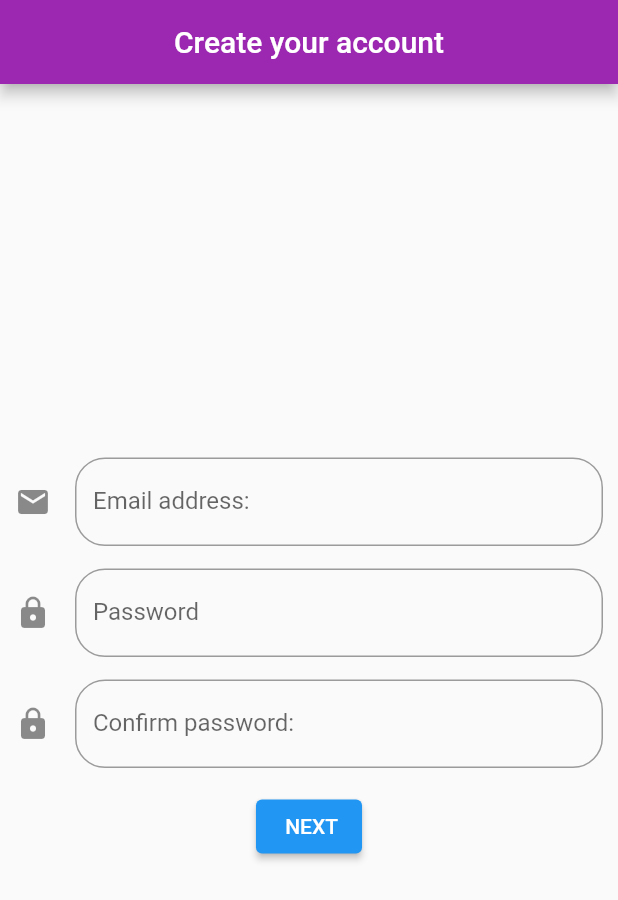
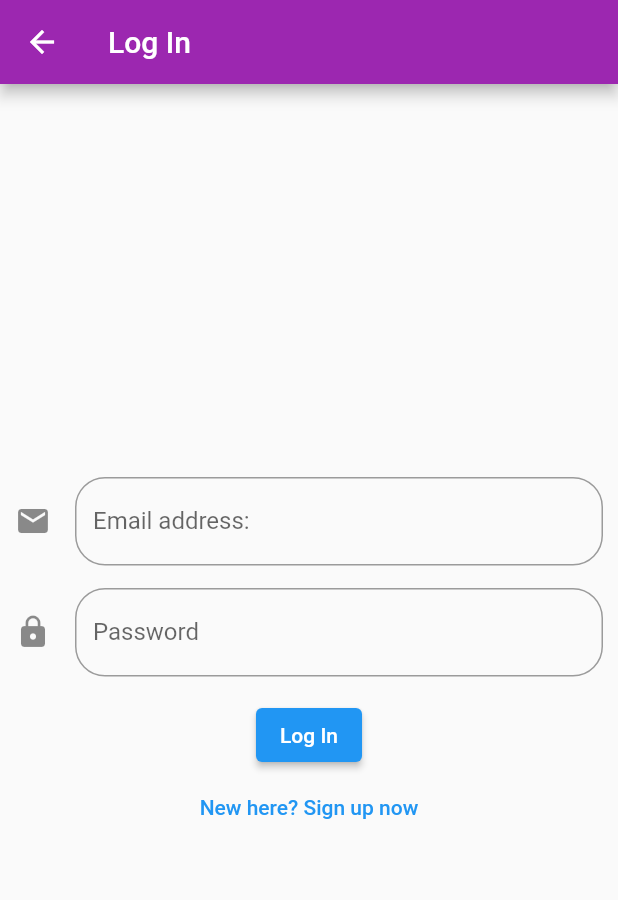
Before and after one commit to darianado/Besties-App, a Flutter app: the screen it shows after launch, on a phone screen of 412 x 824 dp. Shown: the top 900 px of the screen. Run offline on Flutter 3.47's test engine with Material 2 defaults, Android fonts, the phone set to English and light mode, and no system bars; our stand-ins replace email_validator.

Commit message:
finish the looking for the login page

```diff
--- /dev/null
+++ b/lib/log_in.dart
@@ -0,0 +1,67 @@
+import 'package:flutter/material.dart';
+import 'package:email_validator/email_validator.dart';
+
+class Log_In extends StatefulWidget {
+  const Log_In({Key? key}) : super(key: key);
+
+  @override
+  _Log_InState createState() => _Log_InState();
+}
+
+class _Log_InState extends State<Log_In> {
+  @override
+  Widget build(BuildContext context) {
+    return Scaffold(
+      appBar: AppBar(
+        backgroundColor: Colors.purple,
+        title: const Text('Log In'),
+      ),
+
+      body:
+      Form (
+        child: Column(
+            mainAxisAlignment: MainAxisAlignment.center,
+            children: <Widget> [
+              Padding(
+                padding: const EdgeInsets.only(bottom: 15, left: 10, right: 10),
+                child: TextFormField(
+                  decoration: InputDecoration(
+                      border: OutlineInputBorder(
+                        borderRadius: BorderRadius.circular(20.0),
+                      ),
+                      icon: const Icon(Icons.email),
+                      labelText: 'Email address:'),
+                  textInputAction: TextInputAction.next,
+                ),
+              ),
+              Padding(
+                padding: const EdgeInsets.only(bottom: 15, left: 10, right: 10),
+                child: TextFormField(
+                  obscureText: true,
+                  decoration:  InputDecoration(
+                    border: OutlineInputBorder(
+                      borderRadius: BorderRadius.circular(20.0),
+                    ),
+                    icon: new Icon(Icons.lock),
+                    labelText: 'Password',
+                  ),
+                ),
+              ),
+              ElevatedButton(
+                  onPressed: (){
+                      Navigator.pushNamed(context, '/');
+                  },
+                  child: Text("Log In")
+              ),
+              TextButton(
+                  child: Text('New here? Sign up now'),
+                onPressed: (){
+                  Navigator.pushNamed(context, '/');
+                },
+              ),
+            ]
+        ),
+      ),
+    );
+  }
+}
--- a/lib/main.dart
+++ b/lib/main.dart
@@ -3,6 +3,7 @@ import 'sign_up1.dart';
 import 'sign_up2.dart';
 import 'sign_up3.dart';
 import 'sign_up4.dart';
+import 'log_in.dart';
 
 void main() => runApp(MyApp());
 
@@ -10,12 +11,13 @@ class MyApp extends StatelessWidget {
   @override
   Widget build(BuildContext context) {
     return MaterialApp(
-      initialRoute: '/',
+      initialRoute: '/login',
       routes: {
         '/': (context) => Sign_Up1(),
         '/first': (context) => Sign_Up2(),
         '/signup3' : (context) => Sign_Up3(),
         '/signup4' : (context) => Sign_Up4(),
+        '/login' : (context) => Log_In(),
       },
     );
   }
--- a/lib/sign_up4.dart
+++ b/lib/sign_up4.dart
@@ -9,8 +9,7 @@ class Sign_Up4 extends StatelessWidget {
         title: Text('Screen 4'),
       ),
       body: Center(
-        child: RaisedButton(
-          color: Colors.blue,
+        child: ElevatedButton(
           child: Text('Go Back To Screen 3'),
           onPressed: () {
             Navigator.pop(context);
```
